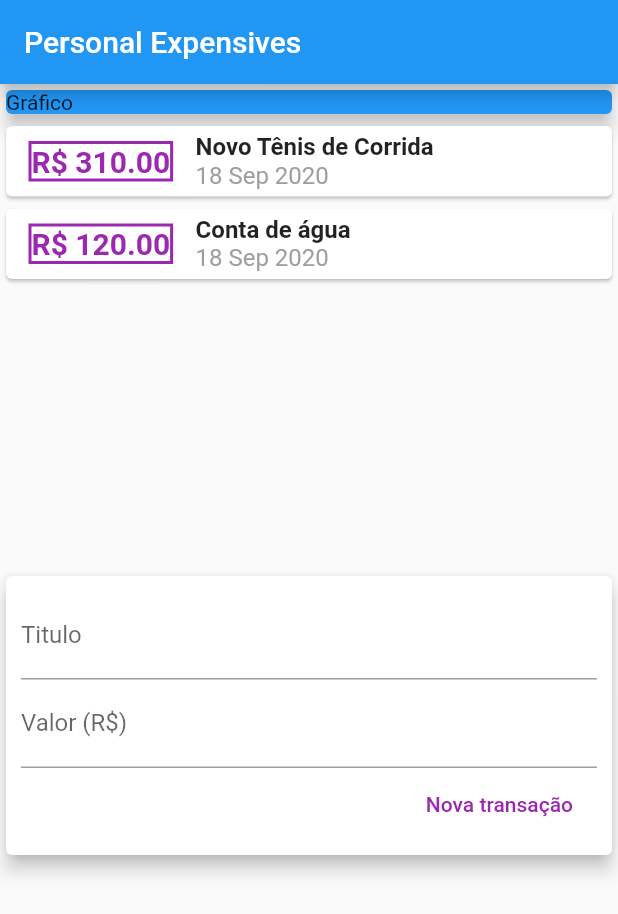
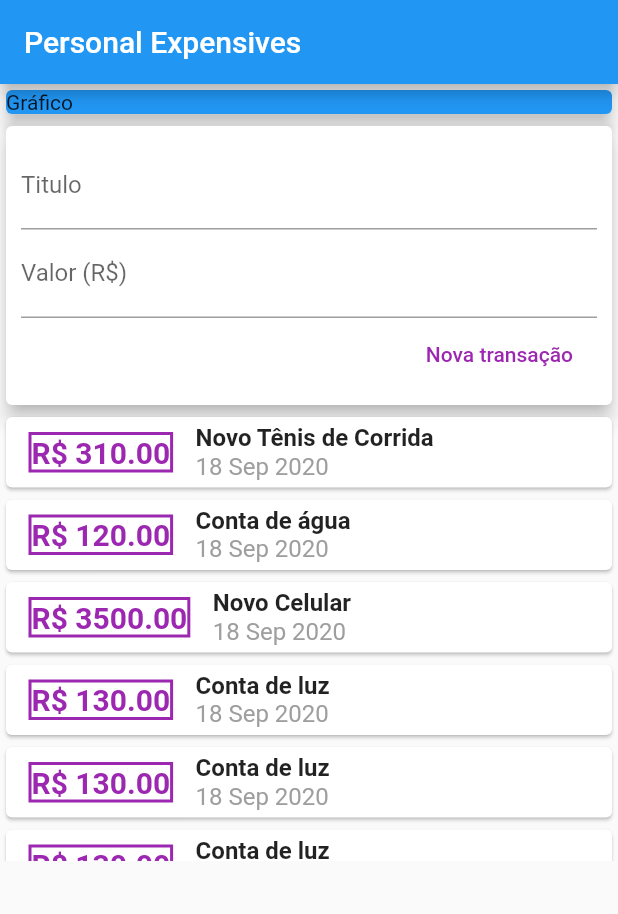
Before and after one commit to Beckhauser/-PersonalExpensesApp, a Flutter app: the screen it shows after launch, on a phone screen of 412 x 824 dp. Shown: the top 914 px of the screen. Run offline on Flutter 3.47's test engine with Material 2 defaults, Android fonts, the phone set to English and light mode, and no system bars.

Commit message:
Relocating widgets

```diff
--- a/lib/components/transaction_user.dart
+++ b/lib/components/transaction_user.dart
@@ -13,7 +13,13 @@ class TransactionUser extends StatefulWidget {
 class _TransactionUserState extends State<TransactionUser> {
   final _transactions = [
     Transaction('t1', 'Novo Tênis de Corrida', 310, DateTime.now()),
-    Transaction('t2', 'Conta de água', 120, DateTime.now())
+    Transaction('t2', 'Conta de água', 120, DateTime.now()),
+    Transaction('t3', 'Novo Celular', 3500, DateTime.now()),
+    Transaction('t4', 'Conta de luz', 130, DateTime.now()),
+    Transaction('t5', 'Conta de luz', 130, DateTime.now()),
+    Transaction('t6', 'Conta de luz', 130, DateTime.now()),
+    Transaction('t7', 'Conta de luz', 130, DateTime.now()),
+    Transaction('t7', 'Conta de luz', 130, DateTime.now()),
   ];
 
   _addTransaction(String title, double value) {
@@ -29,8 +35,8 @@ class _TransactionUserState extends State<TransactionUser> {
   Widget build(BuildContext context) {
     return Column(
       children: [
+        TransactionForm(_addTransaction),
         TransactionList(_transactions),
-        TransactionForm(_addTransaction),
       ],
     );
   }
```
